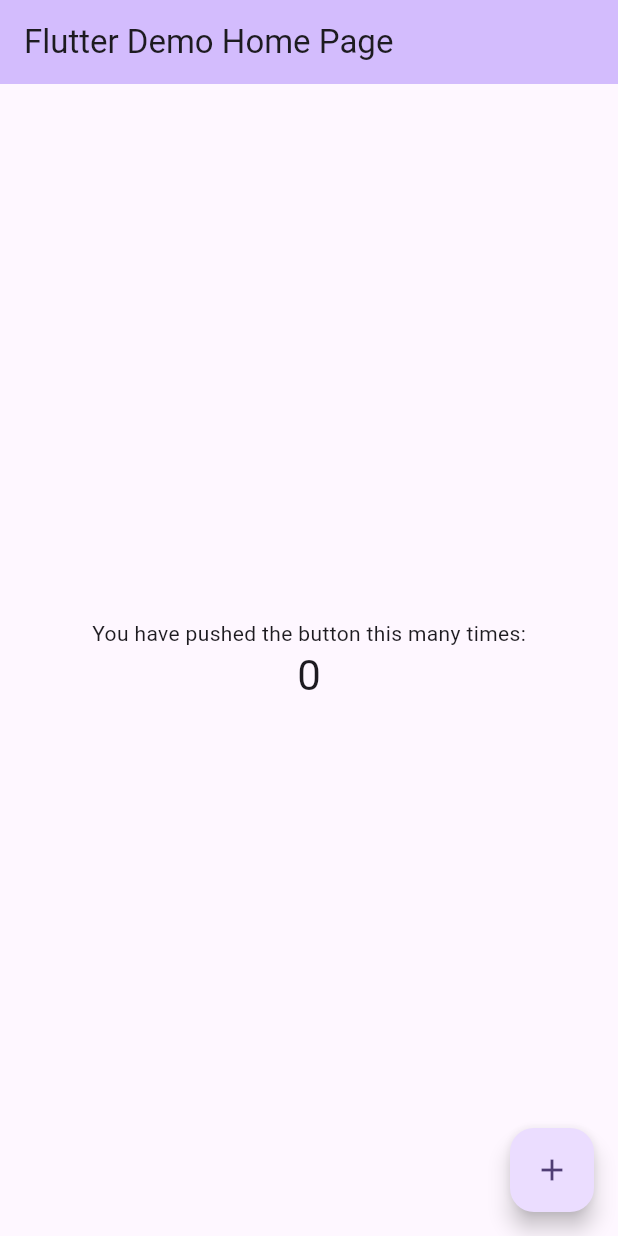
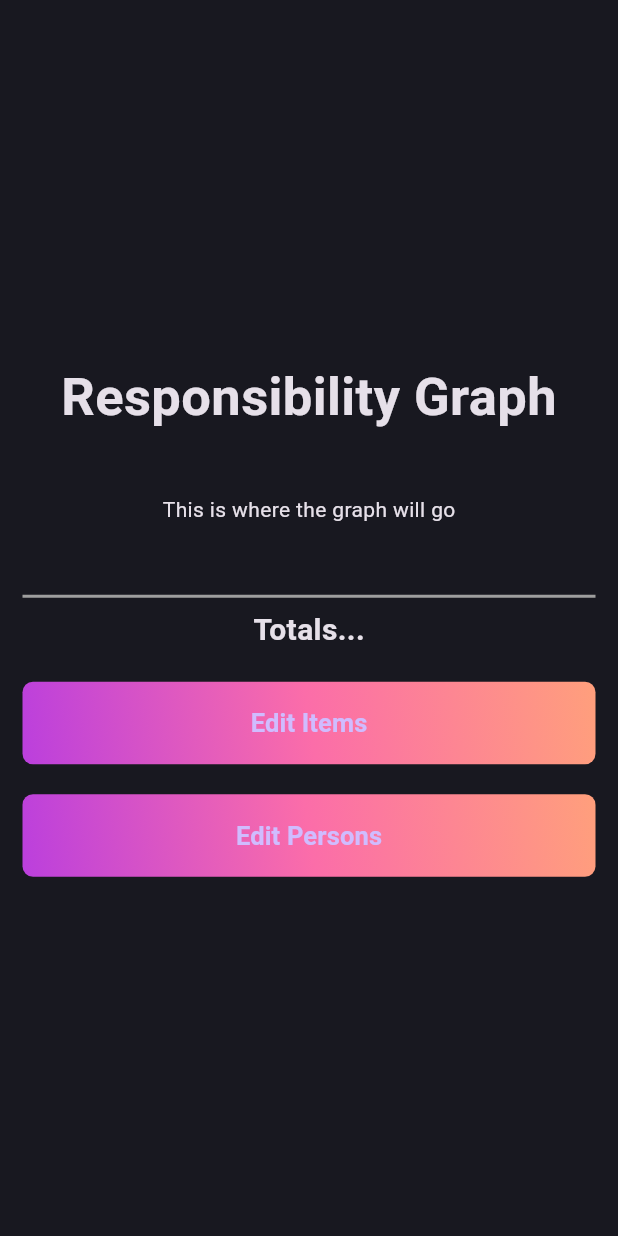
Before and after one commit to pabsromo/money_matcher, a Flutter app: the screen it shows after launch, on a phone screen of 412 x 824 dp. Run offline on Flutter 3.47's test engine with Material 3 defaults, Android fonts, the phone set to English and light mode, and no system bars.

Commit message:
Set up basic pages and functionalities

```diff
--- /dev/null
+++ b/lib/core/theme/app_pallete.dart
@@ -0,0 +1,13 @@
+import 'package:flutter/material.dart';
+
+class AppPallete {
+  static const Color backgroundColor = Color.fromRGBO(24, 24, 32, 1);
+  static const Color gradient1 = Color.fromRGBO(187, 63, 221, 1);
+  static const Color gradient2 = Color.fromRGBO(251, 109, 169, 1);
+  static const Color gradient3 = Color.fromRGBO(255, 159, 124, 1);
+  static const Color borderColor = Color.fromRGBO(52, 51, 67, 1);
+  static const Color whiteColor = Colors.white;
+  static const Color greyColor = Colors.grey;
+  static const Color errorColor = Colors.redAccent;
+  static const Color transparentColor = Colors.transparent;
+}
--- /dev/null
+++ b/lib/core/theme/theme.dart
@@ -0,0 +1,21 @@
+import 'package:flutter/material.dart';
+import 'package:money_matcher/core/theme/app_pallete.dart';
+
+class AppTheme {
+  static _border([Color color = AppPallete.borderColor]) => OutlineInputBorder(
+      borderSide: BorderSide(
+        color: color,
+        width: 3,
+      ),
+      borderRadius: BorderRadius.circular(10)
+  );
+
+  static final darkThemeMode = ThemeData.dark().copyWith(
+    scaffoldBackgroundColor: AppPallete.backgroundColor,
+    inputDecorationTheme: InputDecorationTheme(
+      contentPadding: const EdgeInsets.all(27),
+      enabledBorder: _border(),
+      focusedBorder: _border(AppPallete.gradient2),
+    ),
+  );
+}
--- /dev/null
+++ b/lib/features/presentation/edit/widgets/edit_gradient_button.dart
@@ -0,0 +1,45 @@
+import 'package:flutter/material.dart';
+
+import '../../../../core/theme/app_pallete.dart';
+
+class EditGradientButton extends StatelessWidget {
+  final String buttonText;
+  final VoidCallback onPressed;
+
+  const EditGradientButton({
+    super.key,
+    required this.buttonText,
+    required this.onPressed,
+  });
+
+  @override
+  Widget build(BuildContext context) {
+    return Container(
+      decoration: BoxDecoration(
+        gradient: const LinearGradient(colors: [
+          AppPallete.gradient1,
+          AppPallete.gradient2,
+          AppPallete.gradient3,
+        ],
+          begin: Alignment.bottomLeft,
+          end: Alignment.topRight,
+        ),
+        borderRadius: BorderRadius.circular(7)
+      ),
+      child: ElevatedButton(
+        onPressed: onPressed,
+        style: ElevatedButton.styleFrom(
+          fixedSize: const Size(395, 55),
+          backgroundColor: AppPallete.transparentColor,
+          shadowColor: AppPallete.transparentColor,
+        ),
+        child: Text(
+          buttonText,
+          style: const TextStyle(
+          fontSize: 17,
+          fontWeight: FontWeight.w600,
+        ),),
+      ),
+    );
+  }
+}
--- /dev/null
+++ b/lib/features/presentation/summary/pages/summary_page.dart
@@ -0,0 +1,69 @@
+import 'package:flutter/material.dart';
+import 'package:money_matcher/features/presentation/edit/widgets/edit_gradient_button.dart';
+
+import '../../edit/pages/item_page.dart';
+import '../../edit/pages/person_page.dart';
+
+class SummaryPage extends StatefulWidget {
+  static route() => MaterialPageRoute(
+    builder: (context) => const SummaryPage(),
+  );
+  const SummaryPage({super.key});
+
+  @override
+  State<SummaryPage> createState() => _SummaryPageState();
+}
+
+class _SummaryPageState extends State<SummaryPage> {
+  @override
+  Widget build(BuildContext context) {
+    return Scaffold(
+      body: Padding(
+        padding: const EdgeInsets.all(15.0),
+        child: Column(
+          mainAxisAlignment: MainAxisAlignment.center,
+          children: [
+            const Text('Responsibility Graph', style: TextStyle(
+              fontSize: 35,
+              fontWeight: FontWeight.bold,
+            ),),
+            const SizedBox(height: 40,),
+            const Text('This is where the graph will go'),
+            const SizedBox(height: 40,),
+            Container(
+              width: double.infinity, // Full width
+              child: const Divider(
+                color: Colors.grey,
+                thickness: 2,
+              ),
+            ),
+            const Text('Totals...', style: TextStyle(
+              fontSize: 20,
+              fontWeight: FontWeight.bold,
+            )),
+            const SizedBox(height: 20),
+            EditGradientButton(
+              buttonText: 'Edit Items',
+              onPressed: () {
+                Navigator.push(
+                  context,
+                  ItemPage.route()
+                );
+              },
+            ),
+            const SizedBox(height: 20),
+            EditGradientButton(
+              buttonText: 'Edit Persons',
+              onPressed: () {
+                Navigator.push(
+                    context,
+                    PersonPage.route()
+                );
+              },
+            ),
+          ],
+        ),
+      ),
+    );
+  }
+}
--- a/lib/main.dart
+++ b/lib/main.dart
@@ -1,4 +1,7 @@
 import 'package:flutter/material.dart';
+
+import 'core/theme/theme.dart';
+import 'features/presentation/summary/pages/summary_page.dart';
 
 void main() {
   runApp(const MyApp());
@@ -7,119 +10,13 @@
 class MyApp extends StatelessWidget {
   const MyApp({super.key});
 
-  // This widget is the root of your application.
   @override
   Widget build(BuildContext context) {
     return MaterialApp(
+      debugShowCheckedModeBanner: false,
       title: 'Flutter Demo',
-      theme: ThemeData(
-        // This is the theme of your application.
-        //
-        // TRY THIS: Try running your application with "flutter run". You'll see
-        // the application has a purple toolbar. Then, without quitting the app,
-        // try changing the seedColor in the colorScheme below to Colors.green
-        // and then invoke "hot reload" (save your changes or press the "hot
-        // reload" button in a Flutter-supported IDE, or press "r" if you used
-        // the command line to start the app).
-        //
-        // Notice that the counter didn't reset back to zero; the application
-        // state is not lost during the reload. To reset the state, use hot
-        // restart instead.
-        //
-        // This works for code too, not just values: Most code changes can be
-        // tested with just a hot reload.
-        colorScheme: ColorScheme.fromSeed(seedColor: Colors.deepPurple),
-        useMaterial3: true,
-      ),
-      home: const MyHomePage(title: 'Flutter Demo Home Page'),
+      theme: AppTheme.darkThemeMode,
+      home: const SummaryPage(),
     );
   }
 }
-
-class MyHomePage extends StatefulWidget {
-  const MyHomePage({super.key, required this.title});
-
-  // This widget is the home page of your application. It is stateful, meaning
-  // that it has a State object (defined below) that contains fields that affect
-  // how it looks.
-
-  // This class is the configuration for the state. It holds the values (in this
-  // case the title) provided by the parent (in this case the App widget) and
-  // used by the build method of the State. Fields in a Widget subclass are
-  // always marked "final".
-
-  final String title;
-
-  @override
-  State<MyHomePage> createState() => _MyHomePageState();
-}
-
-class _MyHomePageState extends State<MyHomePage> {
-  int _counter = 0;
-
-  void _incrementCounter() {
-    setState(() {
-      // This call to setState tells the Flutter framework that something has
-      // changed in this State, which causes it to rerun the build method below
-      // so that the display can reflect the updated values. If we changed
-      // _counter without calling setState(), then the build method would not be
-      // called again, and so nothing would appear to happen.
-      _counter++;
-    });
-  }
-
-  @override
-  Widget build(BuildContext context) {
-    // This method is rerun every time setState is called, for instance as done
-    // by the _incrementCounter method above.
-    //
-    // The Flutter framework has been optimized to make rerunning build methods
-    // fast, so that you can just rebuild anything that needs updating rather
-    // than having to individually change instances of widgets.
-    return Scaffold(
-      appBar: AppBar(
-        // TRY THIS: Try changing the color here to a specific color (to
-        // Colors.amber, perhaps?) and trigger a hot reload to see the AppBar
-        // change color while the other colors stay the same.
-        backgroundColor: Theme.of(context).colorScheme.inversePrimary,
-        // Here we take the value from the MyHomePage object that was created by
-        // the App.build method, and use it to set our appbar title.
-        title: Text(widget.title),
-      ),
-      body: Center(
-        // Center is a layout widget. It takes a single child and positions it
-        // in the middle of the parent.
-        child: Column(
-          // Column is also a layout widget. It takes a list of children and
-          // arranges them vertically. By default, it sizes itself to fit its
-          // children horizontally, and tries to be as tall as its parent.
-          //
-          // Column has various properties to control how it sizes itself and
-          // how it positions its children. Here we use mainAxisAlignment to
-          // center the children vertically; the main axis here is the vertical
-          // axis because Columns are vertical (the cross axis would be
-          // horizontal).
-          //
-          // TRY THIS: Invoke "debug painting" (choose the "Toggle Debug Paint"
-          // action in the IDE, or press "p" in the console), to see the
-          // wireframe for each widget.
-          mainAxisAlignment: MainAxisAlignment.center,
-          children: <Widget>[
-            const Text(
-              'You have pushed the button this many times:',
-            ),
-            Text(
-              '$_counter',
-              style: Theme.of(context).textTheme.headlineMedium,
-            ),
-          ],
-        ),
-      ),
-      floatingActionButton: FloatingActionButton(
-        onPressed: _incrementCounter,
-        tooltip: 'Increment',
-        child: const Icon(Icons.add),
-      ), // This trailing comma makes auto-formatting nicer for build methods.
-    );
-  }
-}
```
Also changed, not shown: lib/features/presentation/edit/pages/item_page.dart (added, +96 -0 lines), lib/features/presentation/edit/pages/person_page.dart (added, +96 -0 lines), lib/features/presentation/edit/widgets/edit_field.dart (added, +30 -0 lines).
